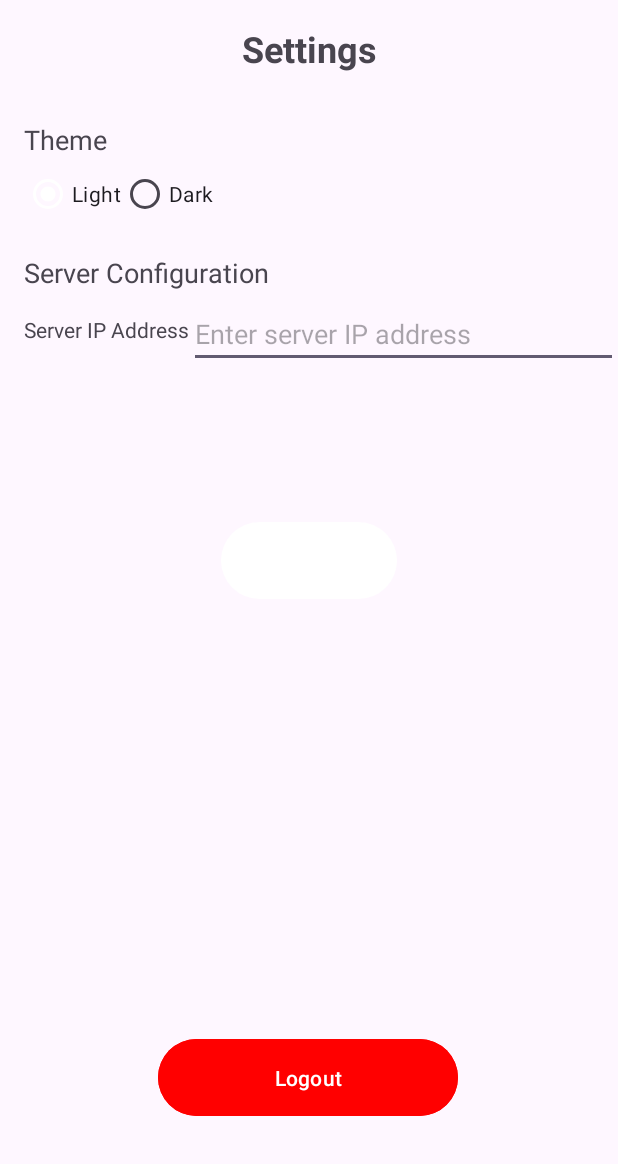
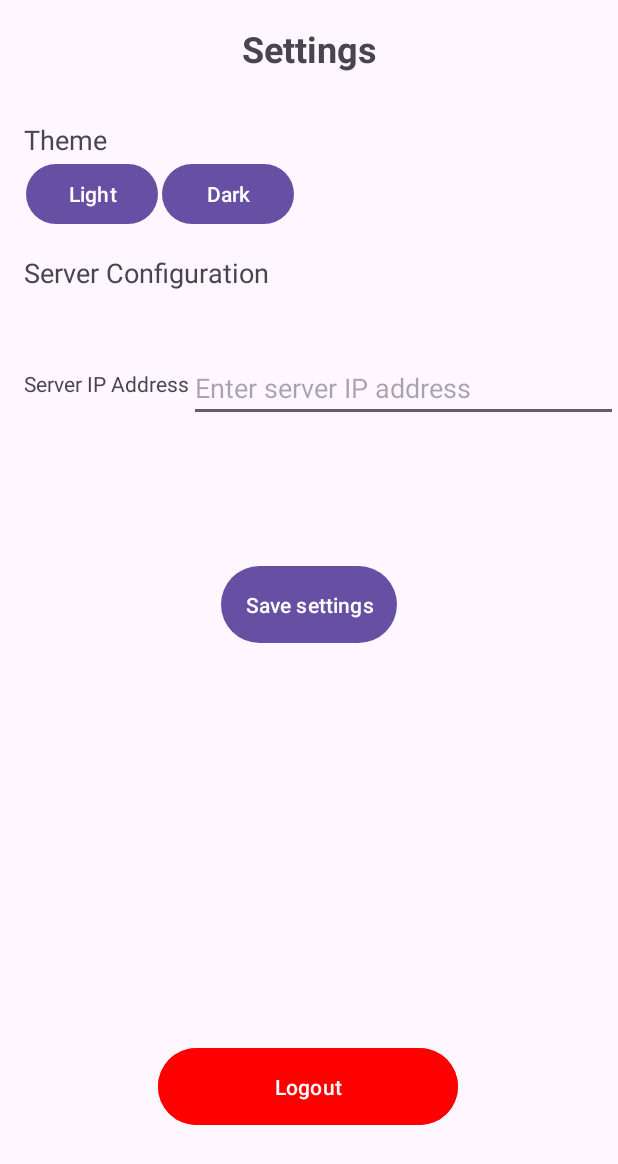
Before and after one commit to NaorNahman4/WhatsAppNOA-Android, an Android app: the SettingsActivity screen opened directly, with no data from a screen before it, on a phone screen of 412 x 824 dp. Shown: the top 1164 px of the screen. Run offline under Robolectric (Android 15) with nearby library versions, the phone set to English and light mode, and no system bars.

Commit message:
dark light mode and setting improve

```diff
--- a/app/src/main/java/com/example/androidnoa/SettingsActivity.java
+++ b/app/src/main/java/com/example/androidnoa/SettingsActivity.java
@@ -1,7 +1,9 @@
 package com.example.androidnoa;
 
 import androidx.appcompat.app.AppCompatActivity;
+import androidx.appcompat.app.AppCompatDelegate;
 
+import android.app.Activity;
 import android.content.Intent;
 import android.os.Bundle;
 import android.view.View;
@@ -12,30 +14,46 @@ public class SettingsActivity extends AppCompatActivity {
 
     @Override
     protected void onCreate(Bundle savedInstanceState) {
+        // Set the theme before calling setContentView()
+        //setTheme(androidx.appcompat.R.style.Widget_AppCompat_ActionBar_Solid);
+
         super.onCreate(savedInstanceState);
         setContentView(R.layout.activity_settings);
-        RadioButton btnBlack = findViewById(R.id.darkThemeRadioButton);
-//        btnBlack.setOnClickListener(new View.OnClickListener() {
-//            @Override
-//            public void onClick(View v) {
-//                setTheme(R.style.Base_Theme_AndroidNOA_Dark); // Change to the dark theme
-//                recreate(); // Recreate the activity to apply the new theme
-//            }
-//        });
-//        RadioButton btnWhite = findViewById(R.id.lightThemeRadioButton);
-//        btnWhite.setOnClickListener(new View.OnClickListener() {
-//            @Override
-//            public void onClick(View v) {
-//                setTheme(R.style.Base_Theme_AndroidNOA); // Change to the light theme
-//                recreate(); // Recreate the activity to apply the new theme
-//            }
-//        });
 
-        Button logoutButton = findViewById(R.id.logoutButton);
-        logoutButton.setOnClickListener(view -> {
-            Intent intent = new Intent(this, loginActivity.class);
-            startActivity(intent);
+
+
+        Button btnBlack = findViewById(R.id.darkThemeRadioButton);
+        btnBlack.setOnClickListener(new View.OnClickListener() {
+            @Override
+            public void onClick(View v) {
+                AppCompatDelegate.setDefaultNightMode(AppCompatDelegate.MODE_NIGHT_YES); // Change to the dark theme
+            }
         });
+
+        Button btnWhite = findViewById(R.id.lightThemeRadioButton);
+        btnWhite.setOnClickListener(new View.OnClickListener() {
+            @Override
+            public void onClick(View v) {
+                AppCompatDelegate.setDefaultNightMode(AppCompatDelegate.MODE_NIGHT_NO); // Change to the light theme
+            }
+        });
+        Button btnSave = findViewById(R.id.saveButton);
+        btnSave.setOnClickListener(new View.OnClickListener() {
+            @Override
+            public void onClick(View v) {
+              finish();
+            }
+        });
+        Button btnLogout = findViewById(R.id.logoutButton);
+        btnLogout.setOnClickListener(new View.OnClickListener() {
+            @Override
+            public void onClick(View v) {
+                Intent resultIntent = new Intent();
+                resultIntent.putExtra("logOut", 0);
+                setResult(Activity.RESULT_OK, resultIntent);
+                finish();
+            }
+        });
+
     }
-
 }
--- a/app/src/main/res/layout/activity_chat_acitivity.xml
+++ b/app/src/main/res/layout/activity_chat_acitivity.xml
@@ -4,7 +4,6 @@
     xmlns:tools="http://schemas.android.com/tools"
     android:layout_width="match_parent"
     android:layout_height="match_parent"
-    android:background="#ECECEC"
     tools:context=".ChatActivity">
 
     <LinearLayout
@@ -35,7 +34,6 @@
         android:layout_width="match_parent"
         android:layout_height="0dp"
         android:layout_weight="1"
-        android:background="#FFFFFF"
         android:clipToPadding="false"
         android:elevation="2dp"
         android:paddingStart="8dp"
@@ -52,7 +50,7 @@
         android:id="@+id/inputContainer"
         android:layout_width="match_parent"
         android:layout_height="wrap_content"
-        android:background="#FFFFFF"
+        android:background="#756D6D"
         android:elevation="4dp"
         android:orientation="horizontal"
         android:paddingStart="8dp"
@@ -80,7 +78,7 @@
             android:layout_width="wrap_content"
             android:layout_height="wrap_content"
             android:layout_marginStart="8dp"
-            android:background="#2979FF"
+            android:background="#44FF00"
             android:text="Send"
             android:textColor="#FFFFFF"
             android:textSize="16sp"
--- a/app/src/main/res/layout/activity_settings.xml
+++ b/app/src/main/res/layout/activity_settings.xml
@@ -41,18 +41,22 @@
         android:orientation="horizontal"
         android:paddingStart="16dp">
 
-        <RadioButton
+        <Button
             android:id="@+id/lightThemeRadioButton"
             android:layout_width="wrap_content"
             android:layout_height="wrap_content"
-            android:text="Light"
-            android:checked="true"/>
+            android:layout_marginLeft="1dp"
+            android:layout_marginRight="1dp"
+            android:checked="true"
+            android:text="Light" />
 
-        <RadioButton
+        <Button
             android:id="@+id/darkThemeRadioButton"
             android:layout_width="wrap_content"
             android:layout_height="wrap_content"
-            android:text="Dark"/>
+            android:layout_marginLeft="1dp"
+            android:layout_marginRight="1dp"
+            android:text="Dark" />
 
     </RadioGroup>
 
@@ -69,15 +73,17 @@
         android:paddingTop="16dp"/>
 
     <!-- Server IP Address -->
+
     <TextView
         android:id="@+id/serverIpTextView"
         android:layout_width="wrap_content"
         android:layout_height="wrap_content"
+        android:layout_marginTop="36dp"
+        android:paddingStart="16dp"
+        android:paddingTop="16dp"
         android:text="Server IP Address"
-        app:layout_constraintTop_toBottomOf="@+id/serverTextView"
         app:layout_constraintStart_toStartOf="parent"
-        android:paddingStart="16dp"
-        android:paddingTop="16dp"/>
+        app:layout_constraintTop_toBottomOf="@+id/serverTextView" />
 
     <EditText
         android:id="@+id/serverIpEditText"
--- a/app/src/main/res/values-night/themes.xml
+++ b/app/src/main/res/values-night/themes.xml
@@ -1,8 +1,7 @@
 <resources xmlns:tools="http://schemas.android.com/tools">
     <!-- Dark application theme -->
-    <style name="Base.Theme.AndroidNOA.Dark" parent="Theme.Material3.DayNight.NoActionBar">
+    <style name="Base.Theme.AndroidNOA.Dark" parent="Theme.AppCompat">
         <!-- Customize your dark theme here -->
-        <item name="colorPrimary">#FF000000</item>
         <!-- Add more customizations as needed -->
     </style>
 </resources>
--- a/app/src/main/res/values/themes.xml
+++ b/app/src/main/res/values/themes.xml
@@ -2,7 +2,6 @@
     <!-- Base application theme. -->
     <style name="Base.Theme.AndroidNOA" parent="Theme.Material3.DayNight.NoActionBar">
         <!-- Customize your light theme here. -->
-        <item name="colorPrimary">@color/white</item>
         <!-- Add more customizations as needed -->
     </style>
 
```
Also changed, not shown: app/src/main/java/com/example/androidnoa/ContactsView.java (+17 -2 lines).
